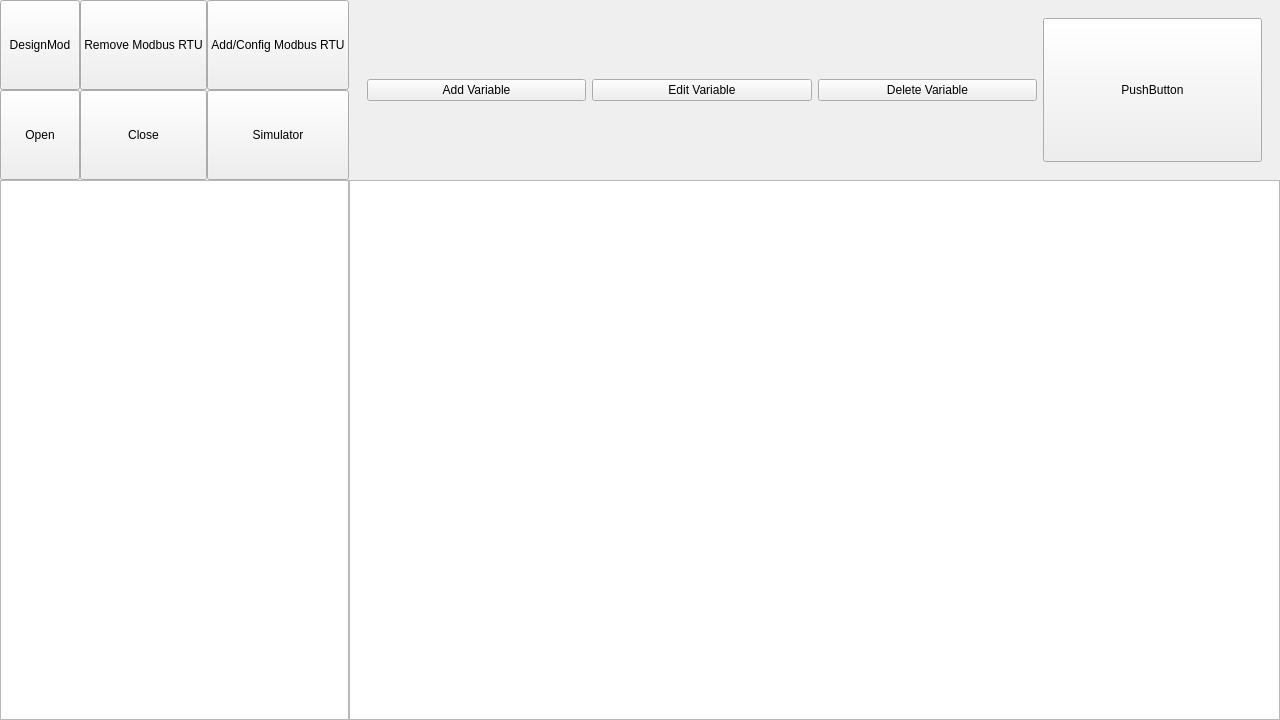
Qt form ui/mainwindow.ui (Shenxian9/ConfigStudio) before a commit.
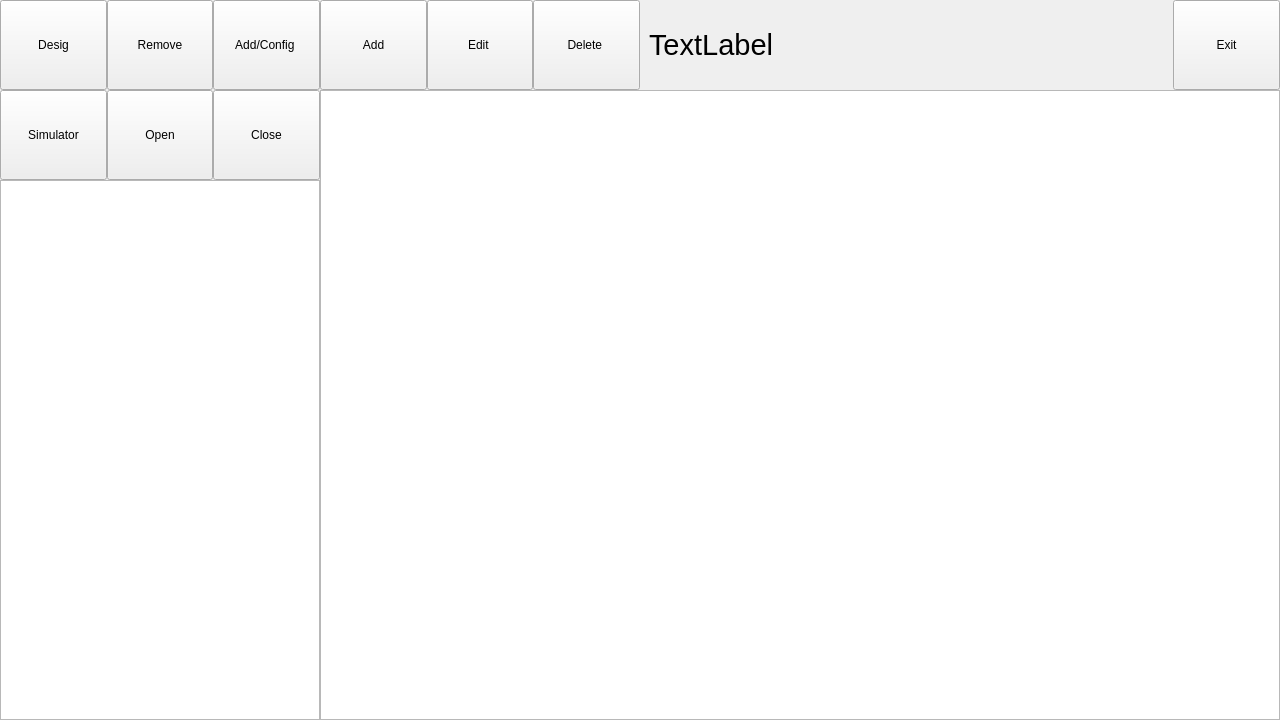
The same form after that commit. The open tabs and pages were chosen to show the change. Custom widgets are drawn as their Qt base class.

Diff of the .ui file:
```diff
--- a/ui/mainwindow.ui
+++ b/ui/mainwindow.ui
@@ -496,20 +496,7 @@
                <property name="spacing">
                 <number>0</number>
                </property>
-               <item row="0" column="0">
-                <widget class="QPushButton" name="pushOfDesign">
-                 <property name="sizePolicy">
-                  <sizepolicy hsizetype="Expanding" vsizetype="Expanding">
-                   <horstretch>0</horstretch>
-                   <verstretch>0</verstretch>
-                  </sizepolicy>
-                 </property>
-                 <property name="text">
-                  <string>DesignMod</string>
-                 </property>
-                </widget>
-               </item>
-               <item row="0" column="3">
+               <item row="0" column="4">
                 <widget class="QPushButton" name="pushButton_2">
                  <property name="sizePolicy">
                   <sizepolicy hsizetype="Expanding" vsizetype="Expanding">
@@ -518,12 +505,12 @@
                   </sizepolicy>
                  </property>
                  <property name="text">
-                  <string>Add/Config Modbus RTU</string>
+                  <string>Add/Config </string>
                  </property>
                 </widget>
                </item>
-               <item row="1" column="0" colspan="2">
-                <widget class="QPushButton" name="pushButton_8">
+               <item row="0" column="0">
+                <widget class="QPushButton" name="pushOfDesign">
                  <property name="sizePolicy">
                   <sizepolicy hsizetype="Expanding" vsizetype="Expanding">
                    <horstretch>0</horstretch>
@@ -531,12 +518,12 @@
                   </sizepolicy>
                  </property>
                  <property name="text">
-                  <string>Open</string>
+                  <string>Desig</string>
                  </property>
                 </widget>
                </item>
-               <item row="1" column="2">
-                <widget class="QPushButton" name="pushButton_9">
+               <item row="0" column="2">
+                <widget class="QPushButton" name="pushButton_7">
                  <property name="sizePolicy">
                   <sizepolicy hsizetype="Expanding" vsizetype="Expanding">
                    <horstretch>0</horstretch>
@@ -544,11 +531,11 @@
                   </sizepolicy>
                  </property>
                  <property name="text">
-                  <string>Close</string>
+                  <string>Remove</string>
                  </property>
                 </widget>
                </item>
-               <item row="1" column="3">
+               <item row="1" column="0">
                 <widget class="QPushButton" name="dataSourceModeCombo">
                  <property name="sizePolicy">
                   <sizepolicy hsizetype="Expanding" vsizetype="Expanding">
@@ -561,8 +548,8 @@
                  </property>
                 </widget>
                </item>
-               <item row="0" column="2">
-                <widget class="QPushButton" name="pushButton_7">
+               <item row="1" column="4">
+                <widget class="QPushButton" name="pushButton_9">
                  <property name="sizePolicy">
                   <sizepolicy hsizetype="Expanding" vsizetype="Expanding">
                    <horstretch>0</horstretch>
@@ -570,7 +557,20 @@
                   </sizepolicy>
                  </property>
                  <property name="text">
-                  <string>Remove Modbus RTU</string>
+                  <string>Close</string>
+                 </property>
+                </widget>
+               </item>
+               <item row="1" column="2">
+                <widget class="QPushButton" name="pushButton_8">
+                 <property name="sizePolicy">
+                  <sizepolicy hsizetype="Expanding" vsizetype="Expanding">
+                   <horstretch>0</horstretch>
+                   <verstretch>0</verstretch>
+                  </sizepolicy>
+                 </property>
+                 <property name="text">
+                  <string>Open</string>
                  </property>
                 </widget>
                </item>
@@ -603,7 +603,7 @@
             </property>
             <item>
              <widget class="QWidget" name="widget_7" native="true">
-              <layout class="QVBoxLayout" name="verticalLayout_5" stretch="1,3">
+              <layout class="QVBoxLayout" name="verticalLayout_5" stretch="1,7">
                <property name="spacing">
                 <number>0</number>
                </property>
@@ -621,32 +621,89 @@
                </property>
                <item>
                 <widget class="QWidget" name="widget_10" native="true">
-                 <layout class="QHBoxLayout" name="horizontalLayout_4">
+                 <layout class="QHBoxLayout" name="horizontalLayout" stretch="1,1,1,5,1">
+                  <property name="spacing">
+                   <number>0</number>
+                  </property>
+                  <property name="leftMargin">
+                   <number>0</number>
+                  </property>
+                  <property name="topMargin">
+                   <number>0</number>
+                  </property>
+                  <property name="rightMargin">
+                   <number>0</number>
+                  </property>
+                  <property name="bottomMargin">
+                   <number>0</number>
+                  </property>
                   <item>
-                   <widget class="QWidget" name="widget_11" native="true">
-                    <layout class="QGridLayout" name="gridLayout_4">
-                     <item row="0" column="1">
-                      <widget class="QPushButton" name="pushButton_12">
-                       <property name="text">
-                        <string>Edit Variable</string>
-                       </property>
-                      </widget>
-                     </item>
-                     <item row="0" column="0">
                       <widget class="QPushButton" name="pushButton_10">
+                    <property name="sizePolicy">
+                     <sizepolicy hsizetype="Expanding" vsizetype="Expanding">
+                      <horstretch>0</horstretch>
+                      <verstretch>0</verstretch>
+                     </sizepolicy>
+                    </property>
                        <property name="text">
-                        <string>Add Variable</string>
+                     <string>Add</string>
                        </property>
                       </widget>
                      </item>
-                     <item row="0" column="2">
+                  <item>
+                   <widget class="QPushButton" name="pushButton_12">
+                    <property name="sizePolicy">
+                     <sizepolicy hsizetype="Expanding" vsizetype="Expanding">
+                      <horstretch>0</horstretch>
+                      <verstretch>0</verstretch>
+                     </sizepolicy>
+                    </property>
+                    <property name="text">
+                     <string>Edit </string>
+                    </property>
+                   </widget>
+                  </item>
+                  <item>
                       <widget class="QPushButton" name="pushButton_11">
+                    <property name="sizePolicy">
+                     <sizepolicy hsizetype="Expanding" vsizetype="Expanding">
+                      <horstretch>0</horstretch>
+                      <verstretch>0</verstretch>
+                     </sizepolicy>
+                    </property>
                        <property name="text">
-                        <string>Delete Variable</string>
+                     <string>Delete </string>
                        </property>
                       </widget>
                      </item>
-                     <item row="0" column="3">
+                  <item>
+                   <widget class="QWidget" name="widget_8" native="true">
+                    <layout class="QVBoxLayout" name="verticalLayout_6">
+                     <item>
+                      <widget class="QLabel" name="modeLabel">
+                       <property name="sizePolicy">
+                        <sizepolicy hsizetype="Expanding" vsizetype="Expanding">
+                         <horstretch>0</horstretch>
+                         <verstretch>0</verstretch>
+                        </sizepolicy>
+                       </property>
+                       <property name="font">
+                        <font>
+                         <pointsize>22</pointsize>
+                        </font>
+                       </property>
+                       <property name="layoutDirection">
+                        <enum>Qt::LeftToRight</enum>
+                       </property>
+                       <property name="text">
+                        <string>TextLabel</string>
+                       </property>
+                      </widget>
+                     </item>
+                    </layout>
+                   </widget>
+                  </item>
+                  <item>
                       <widget class="QPushButton" name="pushOfExit">
                        <property name="sizePolicy">
                         <sizepolicy hsizetype="Minimum" vsizetype="Expanding">
@@ -655,11 +712,8 @@
                         </sizepolicy>
                        </property>
                        <property name="text">
-                        <string>PushButton</string>
-                       </property>
-                      </widget>
-                     </item>
-                    </layout>
+                     <string>Exit</string>
+                    </property>
                    </widget>
                   </item>
                  </layout>
```
Left out of the diff: 4 changed lines with no effect on the pictures. Lines whose indentation alone changed are shown as unchanged.
